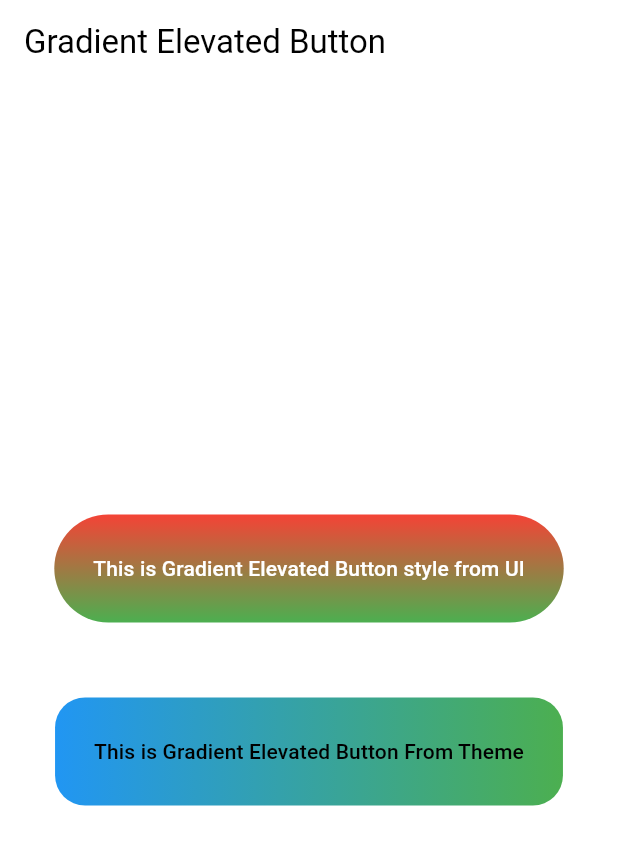
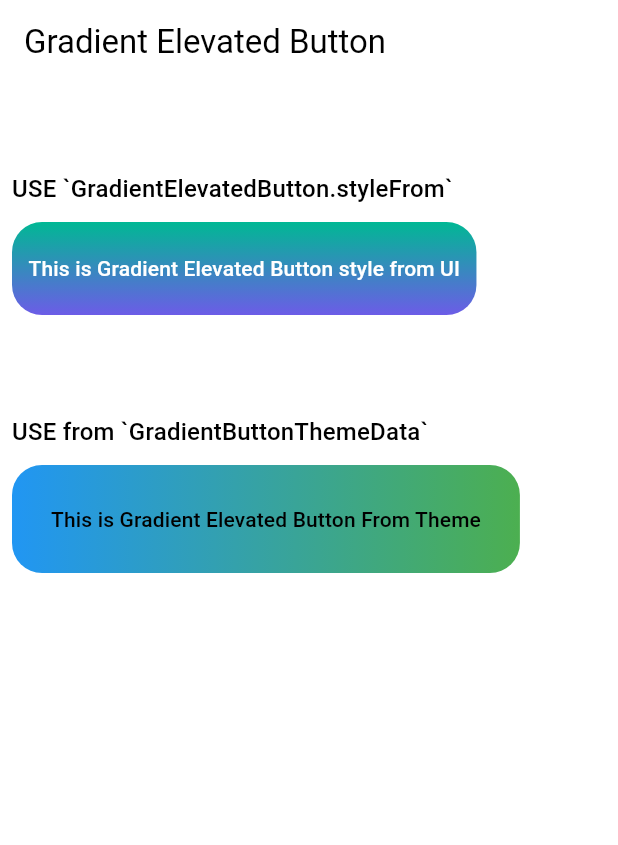
Before and after one commit to favour-vendease/gradient_elevated_button, a Flutter app: the screen it shows after launch, after a tap on "This is Gradient Elevated Button style f", on a phone screen of 412 x 824 dp. Shown: the top 845 px of the screen. Run offline on Flutter 3.47's test engine with Material 3 defaults, Android fonts, the phone set to English and light mode, and no system bars.

Commit message:
remove warnings

````diff
--- a/example/lib/main.dart
+++ b/example/lib/main.dart
@@ -10,6 +10,7 @@ class MyApp extends StatelessWidget {
   const MyApp({super.key});
   @override
   Widget build(BuildContext context) {
+    /// Setup GradientButtonThemeData for simplify the code
     return GradientButtonThemeData(
       data: GradientElevatedButton.styleFrom(
         gradient: const LinearGradient(
@@ -67,41 +68,76 @@ class _MyHomePageState extends State<MyHomePage> {
       ),
       body: Center(
         child: Column(
-          mainAxisAlignment: MainAxisAlignment.center,
+          mainAxisAlignment: MainAxisAlignment.start,
           children: [
-            GradientElevatedButton(
+
+            const SizedBox(
+              height: 50,
+            ),
+            Sample(
+              title: "USE `GradientElevatedButton.styleFrom`",
+              child: GradientElevatedButton(
                 onPressed: () {
-                // 255, 166, 206, 57
+
                 },
                 style: GradientElevatedButton.styleFrom(
                   gradient: const LinearGradient(
                     colors: [
-                    Colors.red,
-                    Colors.green,
+                      Color(0xFF00B894),
+                      Color(0xFF6C5CE7),
                     ],
                     begin: Alignment.topCenter,
                     end: Alignment.bottomCenter,
                   ),
                   foregroundColor: Colors.white,
                   shape: RoundedRectangleBorder(
-                  borderRadius: BorderRadius.circular(50),
+                    borderRadius: BorderRadius.circular(20),
                   ),
                   padding:
-                    const EdgeInsets.symmetric(vertical: 25, horizontal: 25),
+                  const EdgeInsets.symmetric(vertical: 20 , horizontal: 10),
                 ),
-              child:
-                  const Text("This is Gradient Elevated Button style from UI"),
+                child: const Text("This is Gradient Elevated Button style from UI"),
+              ),
             ),
             const SizedBox(
               height: 50,
             ),
-            GradientElevatedButton(
+            Sample(
+              title: "USE from `GradientButtonThemeData`",
+              child: GradientElevatedButton(
                 onPressed: () {},
                 child: const Text("This is Gradient Elevated Button From Theme"),
               ),
+            ),
+
           ],
         ),
       ),
     );
   }
 }
+
+class Sample extends StatelessWidget {
+  final String title;
+  final Widget child;
+  const Sample({super.key, required this.title, required this.child});
+
+  @override
+  Widget build(BuildContext context) {
+    return Padding(
+      padding: const EdgeInsets.all(8.0),
+      child: Column(
+        crossAxisAlignment: CrossAxisAlignment.start,
+        children: [
+          Align(
+            alignment: Alignment.centerLeft,
+            child: Text(title,
+              style: TextTheme.of(context).titleMedium,),
+          ),
+          SizedBox(height: 10,),
+          child,
+        ],
+      ),
+    );
+  }
+}
--- a/example/pubspec.yaml
+++ b/example/pubspec.yaml
@@ -7,12 +7,12 @@ environment:
 dependencies:
   flutter:
     sdk: flutter
-  cupertino_icons: ^1.0.6
+  cupertino_icons: ^1.0.8
   gradient_elevated_button:
     path: ../
 dev_dependencies:
   flutter_test:
     sdk: flutter
-  flutter_lints: ^3.0.1
+  flutter_lints: ^5.0.0
 flutter:
   uses-material-design: true
--- a/lib/button_style_button.dart
+++ b/lib/button_style_button.dart
@@ -8,6 +8,8 @@ import 'package:flutter/foundation.dart';
 import 'package:flutter/material.dart';
 import 'package:flutter/rendering.dart';
 import 'package:gradient_elevated_button/button_style.dart';
+import 'package:gradient_elevated_button/deprecated/convert_deprecated.dart';
+import 'package:gradient_elevated_button/gradient_elevated_button.dart';
 import 'package:gradient_elevated_button/inherited/gradient_elevated_theme_data.dart';
 
 /// The base [StatefulWidget] class for buttons whose style is defined by a [ButtonStyle] object.
@@ -15,11 +17,7 @@ import 'package:gradient_elevated_button/inherited/gradient_elevated_theme_data.
 /// Concrete subclasses must override [defaultStyleOf] and [themeStyleOf].
 ///
 /// See also:
-///  * [ElevatedButton], a filled button whose material elevates when pressed.
-///  * [FilledButton], a filled button that doesn't elevate when pressed.
-///  * [FilledButton.tonal], a filled button variant that uses a secondary fill color.
-///  * [OutlinedButton], a button with an outlined border and no fill color.
-///  * [TextButton], a button with no outline or fill color.
+///  * [GradientElevatedButton], a filled button whose material elevates when pressed.
 ///  * <https://m3.material.io/components/buttons/overview>, an overview of each of
 ///    the Material Design button types and how they should be used in designs.
 abstract class ButtonStyleButton extends StatefulWidget {
@@ -400,9 +398,10 @@ class _ButtonStyleState extends State<ButtonStyleButton>
         elevation != null &&
         backgroundColor != null &&
         elevation != resolvedElevation &&
-        backgroundColor!.value != resolvedBackgroundColor!.value &&
-        backgroundColor!.opacity == 1 &&
-        resolvedBackgroundColor.opacity < 1 &&
+
+        backgroundColor!.valueDeprecated != resolvedBackgroundColor!.valueDeprecated &&
+        backgroundColor!.opacityDeprecated == 1 &&
+        resolvedBackgroundColor.opacityDeprecated < 1 &&
         resolvedElevation == 0) {
       if (controller?.duration != resolvedAnimationDuration) {
         controller?.dispose();
--- a/lib/gradient_elevated_button.dart
+++ b/lib/gradient_elevated_button.dart
@@ -4,11 +4,12 @@ import 'dart:ui';
 
 import 'package:flutter/foundation.dart';
 import 'package:flutter/material.dart';
+import 'package:gradient_elevated_button/deprecated/convert_deprecated.dart';
 import 'button_style.dart';
 import 'button_style_button.dart' as style;
 
 class GradientElevatedButton extends style.ButtonStyleButton {
-  /// Create an ElevatedButton.
+  /// Create an GradientElevatedButton.
   const GradientElevatedButton({
     super.key,
     required super.onPressed,
@@ -23,7 +24,7 @@ class GradientElevatedButton extends style.ButtonStyleButton {
     required super.child,
   });
 
-  /// Create an elevated button from a pair of widgets that serve as the button's
+  /// Create an gradient elevated button from a pair of widgets that serve as the button's
   /// [icon] and [label].
   ///
   /// The icon and label are arranged in a row and padded by 12 logical pixels
@@ -43,39 +44,40 @@ class GradientElevatedButton extends style.ButtonStyleButton {
     required Widget label,
   }) = _ElevatedButtonWithIcon;
 
-  /// A static convenience method that constructs an elevated button
-  /// [GradientButtonStyle] given simple values.
+  /// A static convenience method that constructs a [GradientButtonStyle]
+  /// for the [GradientElevatedButton] using simple values.
   ///
-  /// The [foregroundColor] and [disabledForegroundColor] colors are used
-  /// to create a [WidgetStateProperty] [GradientButtonStyle.foregroundColor], and
-  /// a derived [GradientButtonStyle.overlayColor].
+  /// This method allows you to customize the appearance of a gradient button,
+  /// including foreground and background colors, elevation, cursor style, and
+  /// the button's response to user interactions such as hover, focus, and press.
   ///
-  /// The [backgroundColor] and [disabledBackgroundColor] colors are
-  /// used to create a [WidgetStateProperty] [GradientButtonStyle.backgroundColor].
+  /// The [foregroundColor] and [disabledForegroundColor] are used to create
+  /// [WidgetStateProperty] for the button's text and icon color, and
+  /// [GradientButtonStyle.overlayColor] is derived from these values.
   ///
-  /// The button's elevations are defined relative to the [elevation]
-  /// parameter. The disabled elevation is the same as the parameter
-  /// value, [elevation] + 2 is used when the button is hovered
-  /// or focused, and elevation + 6 is used when the button is pressed.
+  /// The [backgroundColor] and [disabledBackgroundColor] are used to set
+  /// [WidgetStateProperty] for the button's background color.
   ///
-  /// Similarly, the [enabledMouseCursor] and [disabledMouseCursor]
-  /// parameters are used to construct [GradientButtonStyle].mouseCursor.
+  /// Elevation is managed using the [elevation] parameter. When the button is
+  /// disabled, it has the same elevation as specified by [elevation]. The
+  /// button's elevation increases to [elevation + 2] when hovered or focused,
+  /// and it becomes [elevation + 6] when pressed.
   ///
-  /// All of the other parameters are either used directly or used to
-  /// create a [WidgetStateProperty] with a single value for all
-  /// states.
+  /// Additionally, the [enabledMouseCursor] and [disabledMouseCursor] parameters
+  /// are used to define the [GradientButtonStyle.mouseCursor] for different states.
   ///
-  /// All parameters default to null, by default this method returns
-  /// a [GradientButtonStyle] that doesn't override anything.
+  /// All other parameters are either directly used or applied to create a
+  /// [WidgetStateProperty] with a single value for all states.
   ///
-  /// For example, to override the default text and icon colors for a
-  /// [GradientElevatedButton], as well as its overlay color, with all of the
-  /// standard opacity adjustments for the pressed, focused, and
-  /// hovered states, one could write:
+  /// By default, this method returns a [GradientButtonStyle] that doesn't
+  /// override anything, but you can customize various aspects as needed.
+  ///
+  /// For instance, to change the button's foreground color and overlay color,
+  /// you can use the following code:
   ///
   /// ```dart
-  /// ElevatedButton(
-  ///   style: ElevatedButton.styleFrom(foregroundColor: Colors.green),
+  /// GradientElevatedButton(
+  ///   style: GradientElevatedButton.styleFrom(foregroundColor: Colors.green),
   ///   onPressed: () {
   ///     // ...
   ///   },
@@ -83,18 +85,18 @@ class GradientElevatedButton extends style.ButtonStyleButton {
   /// ),
   /// ```
   ///
-  /// And to change the fill color:
+  /// Similarly, to change the background color:
   ///
   /// ```dart
-  /// ElevatedButton(
-  ///   style: ElevatedButton.styleFrom(backgroundColor: Colors.green),
+  /// GradientElevatedButton(
+  ///   style: GradientElevatedButton.styleFrom(backgroundColor: Colors.green),
   ///   onPressed: () {
   ///     // ...
   ///   },
   ///   child: const Text('Meow'),
   /// ),
   /// ```
-  ///
+
   static GradientButtonStyle styleFrom({
     Gradient? gradient,
     Color? foregroundColor,
@@ -131,7 +133,7 @@ class GradientElevatedButton extends style.ButtonStyleButton {
   }) {
     final Color? foreground = foregroundColor ?? onPrimary;
     final Color? disabledForeground =
-        disabledForegroundColor ?? onSurface?.withOpacity(0.38);
+        disabledForegroundColor ?? onSurface?.withOpacityDeprecated(0.38);
     final WidgetStateProperty<Color?>? foregroundColorProp =
         (foreground == null && disabledForeground == null)
             ? null
@@ -170,31 +172,29 @@ class GradientElevatedButton extends style.ButtonStyleButton {
     );
   }
 
-  /// Defines the button's default appearance.
+  /// Defines the default appearance of the [GradientElevatedButton].
   ///
-  /// The button [child]'s [Text] and [Icon] widgets are rendered with
+  /// The button's [child] widgets such as [Text] and [Icon] are rendered with
   /// the [GradientButtonStyle]'s foreground color. The button's [InkWell] adds
-  /// the style's overlay color when the button is focused, hovered
+  /// the style's overlay color when the button is focused, hovered,
   /// or pressed. The button's background color becomes its [Material]
-  /// color.
+  /// color as defined in the style.
   ///
-  /// All of the ButtonStyle's defaults appear below. In this list
-  /// "Theme.foo" is shorthand for `Theme.of(context).foo`. Color
-  /// scheme values like "onSurface(0.38)" are shorthand for
-  /// `onSurface.withOpacity(0.38)`. [WidgetStateProperty] valued
-  /// properties that are not followed by a sublist have the same
-  /// value for all states, otherwise the values are as specified for
-  /// each state, and "others" means all other states.
+  /// The default values for the [GradientButtonStyle] properties are as follows.
+  /// "Theme.foo" is shorthand for `Theme.of(context).foo`, and color scheme
+  /// values like "onSurface(0.38)" are shorthand for `onSurface.withOpacity(0.38)`.
+  /// Properties that are not followed by a sublist have the same value for all states,
+  /// otherwise, the values are as specified for each state, and "others" refers to
+  /// all other states.
   ///
-  /// The `textScaleFactor` is the value of
-  /// `MediaQuery.of(context).textScaleFactor` and the names of the
-  /// EdgeInsets constructors and `EdgeInsetsGeometry.lerp` have been
+  /// The `textScaleFactor` refers to the value of `MediaQuery.of(context).textScaleFactor`.
+  /// The names of the `EdgeInsets` constructors and `EdgeInsetsGeometry.lerp` are
   /// abbreviated for readability.
   ///
-  /// The color of the [ButtonStyle.textStyle] is not used, the
-  /// [ButtonStyle.foregroundColor] color is used instead.
+  /// The color of the [ButtonStyle.textStyle] is not used; instead, the
+  /// [ButtonStyle.foregroundColor] color is used.
   ///
-  /// ## Material 2 defaults
+  /// ## Material 2 Defaults
   ///
   /// * `textStyle` - Theme.textTheme.button
   /// * `backgroundColor`
@@ -232,7 +232,7 @@ class GradientElevatedButton extends style.ButtonStyleButton {
   /// * `alignment` - Alignment.center
   /// * `splashFactory` - InkRipple.splashFactory
   ///
-  /// The default padding values for the [ElevatedButton.icon] factory are slightly different:
+  /// The default padding values for the [GradientElevatedButton.icon] factory are slightly different:
   ///
   /// * `padding`
   ///   * `textScaleFactor <= 1` - start(12) end(16)
@@ -241,13 +241,13 @@ class GradientElevatedButton extends style.ButtonStyleButton {
   ///   * `3 < textScaleFactor` - horizontal(4)
   ///
   /// The default value for `side`, which defines the appearance of the button's
-  /// outline, is null. That means that the outline is defined by the button
-  /// shape's [OutlinedBorder.side]. Typically the default value of an
+  /// outline, is null. This means that the outline is defined by the button
+  /// shape's [OutlinedBorder.side]. Typically, the default value of an
   /// [OutlinedBorder]'s side is [BorderSide.none], so an outline is not drawn.
   ///
-  /// ## Material 3 defaults
+  /// ## Material 3 Defaults
   ///
-  /// If [ThemeData.useMaterial3] is set to true the following defaults will
+  /// If [ThemeData.useMaterial3] is set to true, the following defaults will
   /// be used:
   ///
   /// * `textStyle` - Theme.textTheme.labelLarge
@@ -286,6 +286,7 @@ class GradientElevatedButton extends style.ButtonStyleButton {
   /// * `enableFeedback` - true
   /// * `alignment` - Alignment.center
   /// * `splashFactory` - Theme.splashFactory
+
   @override
   ButtonStyle defaultStyleOf(BuildContext context) {
     final ThemeData theme = Theme.of(context);
@@ -295,8 +296,8 @@ class GradientElevatedButton extends style.ButtonStyleButton {
         ? _ElevatedButtonDefaultsM3(context)
         : styleFrom(
             foregroundColor: colorScheme.onPrimary,
-            disabledBackgroundColor: colorScheme.onSurface.withOpacity(0.12),
-            disabledForegroundColor: colorScheme.onSurface.withOpacity(0.38),
+            disabledBackgroundColor: colorScheme.onSurface.withOpacityDeprecated(0.12),
+            disabledForegroundColor: colorScheme.onSurface.withOpacityDeprecated(0.38),
             shadowColor: theme.shadowColor,
             elevation: 2,
             textStyle: theme.textTheme.labelLarge,
@@ -360,11 +361,11 @@ class _ElevatedButtonDefaultOverlay extends WidgetStateProperty<Color?>
   @override
   Color? resolve(Set<WidgetState> states) {
     if (states.contains(WidgetState.hovered)) {
-      return overlay.withOpacity(0.08);
+      return overlay.withOpacityDeprecated(0.08);
     }
     if (states.contains(WidgetState.focused) ||
         states.contains(WidgetState.pressed)) {
-      return overlay.withOpacity(0.24);
+      return overlay.withOpacityDeprecated(0.24);
     }
     return null;
   }
@@ -466,14 +467,6 @@ class _ElevatedButtonWithIconChild extends StatelessWidget {
   }
 }
 
-// BEGIN GENERATED TOKEN PROPERTIES - ElevatedButton
-
-// Do not edit by hand. The code between the "BEGIN GENERATED" and
-// "END GENERATED" comments are generated from data in the Material
-// Design token database by the script:
-//   dev/tools/gen_defaults/bin/gen_defaults.dart.
-
-// Token database version: v0_143
 
 class _ElevatedButtonDefaultsM3 extends ButtonStyle {
   _ElevatedButtonDefaultsM3(this.context)
@@ -495,7 +488,7 @@ class _ElevatedButtonDefaultsM3 extends ButtonStyle {
   WidgetStateProperty<Color?>? get backgroundColor =>
       WidgetStateProperty.resolveWith((Set<WidgetState> states) {
         if (states.contains(WidgetState.disabled)) {
-          return _colors.onSurface.withOpacity(0.12);
+          return _colors.onSurface.withOpacityDeprecated(0.12);
         }
         return _colors.surface;
       });
@@ -504,7 +497,7 @@ class _ElevatedButtonDefaultsM3 extends ButtonStyle {
   WidgetStateProperty<Color?>? get foregroundColor =>
       WidgetStateProperty.resolveWith((Set<WidgetState> states) {
         if (states.contains(WidgetState.disabled)) {
-          return _colors.onSurface.withOpacity(0.38);
+          return _colors.onSurface.withOpacityDeprecated(0.38);
         }
         return _colors.primary;
       });
@@ -513,13 +506,13 @@ class _ElevatedButtonDefaultsM3 extends ButtonStyle {
   WidgetStateProperty<Color?>? get overlayColor =>
       WidgetStateProperty.resolveWith((Set<WidgetState> states) {
         if (states.contains(WidgetState.hovered)) {
-          return _colors.primary.withOpacity(0.08);
+          return _colors.primary.withOpacityDeprecated(0.08);
         }
         if (states.contains(WidgetState.focused)) {
-          return _colors.primary.withOpacity(0.12);
+          return _colors.primary.withOpacityDeprecated(0.12);
         }
         if (states.contains(WidgetState.pressed)) {
-          return _colors.primary.withOpacity(0.12);
+          return _colors.primary.withOpacityDeprecated(0.12);
         }
         return null;
       });
--- a/lib/inherited/gradient_elevated_theme_data.dart
+++ b/lib/inherited/gradient_elevated_theme_data.dart
@@ -1,16 +1,41 @@
 import 'package:flutter/material.dart';
 import 'package:gradient_elevated_button/button_style.dart';
 
+/// A widget that provides a way to define a global style for [GradientElevatedButton]
+/// widgets within the widget tree.
+///
+/// This widget allows you to specify a [GradientButtonStyle] that can be applied
+/// to all [GradientElevatedButton] widgets within its scope.
 class GradientButtonThemeData extends InheritedWidget {
+  /// The [GradientButtonStyle] data that will be applied to [GradientElevatedButton]s.
   final GradientButtonStyle? data;
-  const GradientButtonThemeData({super.key, this.data, required super.child});
+
+  /// Creates a new instance of [GradientButtonThemeData].
+  ///
+  /// The [data] parameter allows you to pass a [GradientButtonStyle] that will
+  /// be used by all [GradientElevatedButton] widgets within this widget's scope.
+  /// The [child] parameter is the widget subtree that will inherit this theme.
+  const GradientButtonThemeData({
+    super.key,
+    this.data,
+    required super.child
+  });
 
   @override
   bool updateShouldNotify(covariant InheritedWidget oldWidget) {
+    /// Returns `true` to notify dependent widgets that the theme data has changed.
     return true;
   }
 
+  /// A helper method to retrieve the [GradientButtonStyle] from the closest
+  /// [GradientButtonThemeData] widget in the widget tree.
+  ///
+  /// This allows the [GradientElevatedButton] widgets to use the inherited style
+  /// defined by [GradientButtonThemeData].
+  ///
+  /// Returns `null` if no [GradientButtonThemeData] is found in the widget tree.
   static GradientButtonStyle? of(BuildContext context) {
+    /// This line is where we access the data from the InheritedWidget.
     return context
         .dependOnInheritedWidgetOfExactType<GradientButtonThemeData>()
         ?.data;
--- a/pubspec.yaml
+++ b/pubspec.yaml
@@ -1,6 +1,6 @@
 name: gradient_elevated_button
 description: Custom Flutter button with gradient background for visually appealing UI.
-version: 0.0.8
+version: 1.0.1
 homepage: https://github.com/ChegzDev/gradient_elevated_button
 repository: https://github.com/ChegzDev/gradient_elevated_button
 environment:
@@ -13,5 +13,4 @@ dependencies:
 dev_dependencies:
   flutter_test:
     sdk: flutter
-  flutter_lints: ^4.0.0
-flutter:
+  flutter_lints: ^5.0.0
````
Also changed, not shown: lib/deprecated/convert_deprecated.dart (added, +23 -0 lines), example/pubspec.lock, screen_shot/sample.png (added), screen_shot/screenshot.png (deleted), 127 other files. Lines whose indentation alone changed are shown as unchanged.
